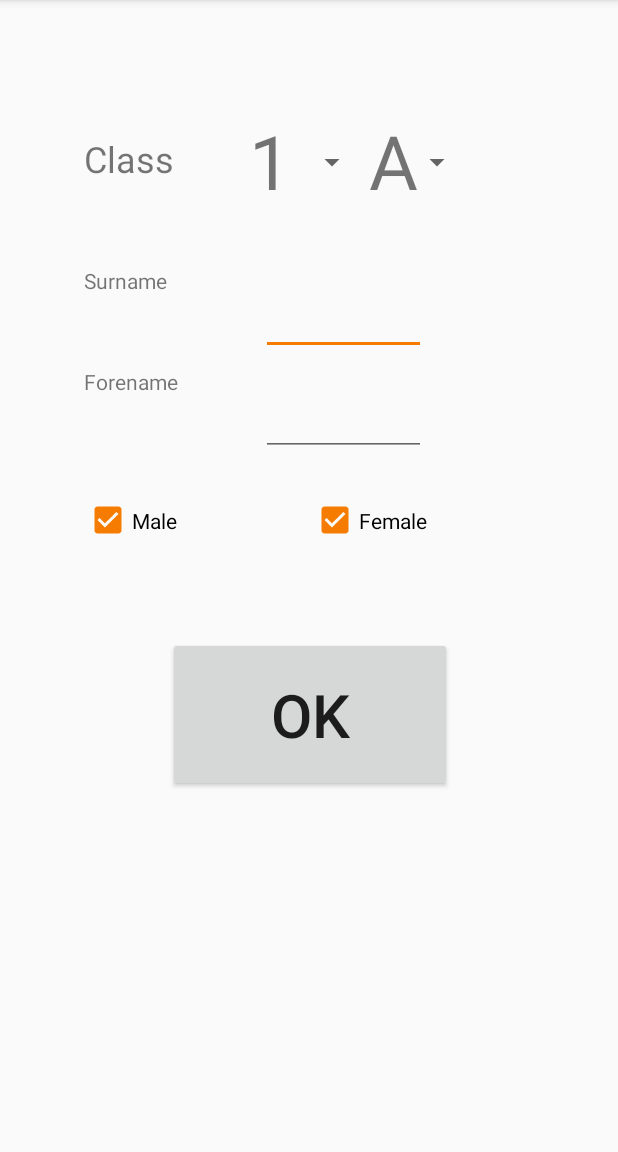
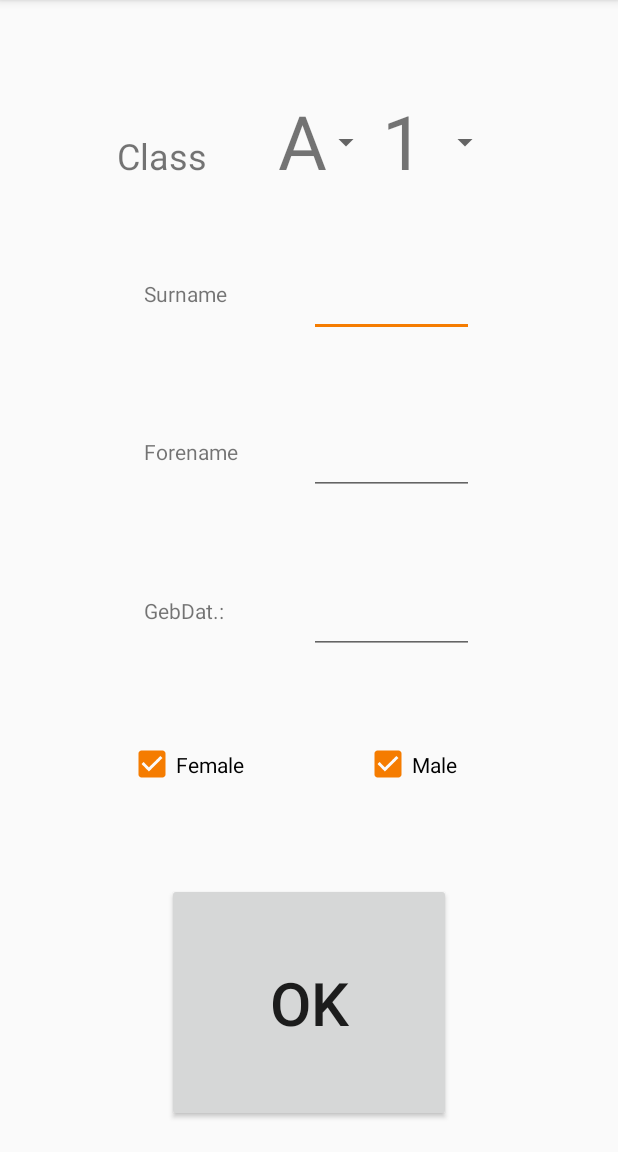
Before and after one commit to blumma/Trackster, an Android app: the StudentActivity screen opened directly, with no data from a screen before it, on a phone screen of 412 x 824 dp, the part 84-1236 px from its top. Run offline under Robolectric (Android 15) with nearby library versions, the phone set to English and light mode, and no system bars; network calls fail; 2 statements that could not run were skipped.

Commit message:
[SB] Feature Add Student

```diff
--- a/app/src/main/res/layout/activity_student.xml
+++ b/app/src/main/res/layout/activity_student.xml
@@ -1,35 +1,52 @@
 <?xml version="1.0" encoding="utf-8"?>
-<android.support.constraint.ConstraintLayout xmlns:android="http://schemas.android.com/apk/res/android"
+<LinearLayout xmlns:android="http://schemas.android.com/apk/res/android"
     xmlns:app="http://schemas.android.com/apk/res-auto"
     xmlns:tools="http://schemas.android.com/tools"
+    android:id="@+id/add_student"
     android:layout_width="match_parent"
     android:layout_height="match_parent"
+    android:orientation="vertical"
     tools:context="at.sw2017.trackster.StudentActivity">
+
+
+    <LinearLayout
+        android:layout_gravity="center_vertical|center_horizontal"
+        android:layout_width="wrap_content"
+        android:layout_height="0dp"
+        android:layout_weight="0.2"
+        android:layout_marginTop="60sp"
+        android:orientation="horizontal">
+
+        <TextView
+            android:id="@+id/textView5"
+            android:layout_width="97dp"
+            android:layout_height="64dp"
+            android:text="Class"
+            android:textIsSelectable="false"
+            android:textSize="24dp" />
 
         <Spinner
             android:id="@+id/spinner3"
             android:layout_width="79dp"
             android:layout_height="69dp"
+
             android:padding="10dp"
-        app:layout_constraintBottom_toTopOf="@+id/guideline"
-        android:layout_marginBottom="8dp"
-        app:layout_constraintTop_toTopOf="@+id/guideline7"
-        android:layout_marginTop="8dp"
-        app:layout_constraintVertical_bias="0.515"
-        android:layout_marginLeft="180dp"
-        app:layout_constraintLeft_toLeftOf="@+id/textView5" />
+
+            />
 
         <Spinner
             android:id="@+id/spinner4"
             android:layout_width="79dp"
-        android:layout_height="69dp"
-        android:layout_marginBottom="8dp"
-        app:layout_constraintBottom_toTopOf="@+id/guideline"
-        app:layout_constraintTop_toTopOf="@+id/guideline7"
-        android:layout_marginTop="8dp"
-        app:layout_constraintVertical_bias="0.515"
-        android:layout_marginLeft="118dp"
-        app:layout_constraintLeft_toLeftOf="@+id/guideline6" />
+            android:layout_height="69dp" />
+
+    </LinearLayout>
+
+    <LinearLayout
+        android:layout_gravity="center_vertical|center_horizontal"
+        android:layout_width="wrap_content"
+        android:layout_height="0dp"
+        android:layout_weight="0.2"
+        android:orientation="horizontal">
 
         <TextView
             android:id="@+id/editText2"
@@ -37,11 +54,21 @@
             android:layout_height="59dp"
             android:ems="10"
             android:inputType="textPersonName"
-        android:text="Surname"
-        android:layout_marginLeft="8dp"
-        app:layout_constraintLeft_toLeftOf="@+id/guideline6"
-        android:layout_marginBottom="8dp"
-        app:layout_constraintBottom_toTopOf="@+id/guideline8" />
+            android:text="Surname" />
+
+        <EditText
+            android:id="@+id/textView3"
+            android:layout_width="110dp"
+            android:layout_height="59dp" />
+
+    </LinearLayout>
+
+    <LinearLayout
+        android:layout_gravity="center_vertical|center_horizontal"
+        android:layout_width="wrap_content"
+        android:layout_height="0dp"
+        android:layout_weight="0.2"
+        android:orientation="horizontal">
 
         <TextView
             android:id="@+id/editText3"
@@ -49,137 +76,77 @@
             android:layout_height="59dp"
             android:ems="10"
             android:inputType="textPersonName"
-        android:text="Forename"
-        android:layout_marginBottom="8dp"
-        app:layout_constraintBottom_toTopOf="@+id/guideline3"
-        android:layout_marginLeft="8dp"
-        app:layout_constraintLeft_toLeftOf="@+id/guideline6" />
+            android:text="Forename" />
 
-    <EditText
-        android:id="@+id/textView3"
-        android:layout_width="110dp"
-        android:layout_height="59dp"
-        android:layout_marginBottom="8dp"
-        app:layout_constraintBottom_toTopOf="@+id/guideline8"
-        app:layout_constraintLeft_toRightOf="@+id/editText2"
-        android:layout_marginLeft="8dp" />
 
         <EditText
             android:id="@+id/textView4"
             android:layout_width="110dp"
+            android:layout_height="59dp" />
+
+    </LinearLayout>
+
+
+
+
+    <LinearLayout
+        android:layout_gravity="center_vertical|center_horizontal"
+        android:layout_weight="0.2"
+        android:id="@+id/gebDate"
+        android:layout_width="wrap_content"
+        android:layout_height="0dp"
+
+        >
+
+        <TextView
+            android:id="@+id/gebDateLabel"
+            android:layout_width="110dp"
             android:layout_height="59dp"
-        app:layout_constraintLeft_toRightOf="@+id/editText3"
-        android:layout_marginLeft="8dp"
-        android:layout_marginBottom="8dp"
-        app:layout_constraintBottom_toTopOf="@+id/guideline3" />
+            android:text="GebDat.:" />
+
+
+        <EditText
+            android:id="@+id/gebDateText"
+            android:layout_width="110dp"
+            android:layout_height="59dp" />
+
+
+    </LinearLayout>
+
+
+    <LinearLayout
+        android:layout_gravity="center_vertical|center_horizontal"
+        android:layout_width="wrap_content"
+        android:layout_height="0dp"
+        android:layout_weight="0.2"
+        android:layout_marginLeft="30sp"
+        android:orientation="horizontal">
 
         <CheckBox
             android:id="@+id/checkBox"
             android:layout_width="157dp"
             android:layout_height="54dp"
             android:checked="true"
-        android:text="Female"
-        app:layout_constraintTop_toTopOf="@+id/guideline3"
-        android:layout_marginTop="8dp"
-        app:layout_constraintLeft_toRightOf="@+id/checkBox2"
-        android:layout_marginLeft="8dp" />
+            android:text="Female" />
 
         <CheckBox
             android:id="@+id/checkBox2"
             android:layout_width="143dp"
             android:layout_height="54dp"
             android:checked="true"
-        android:text="Male"
-        android:layout_marginLeft="8dp"
-        app:layout_constraintLeft_toLeftOf="@+id/guideline6"
-        app:layout_constraintTop_toTopOf="@+id/guideline3"
-        android:layout_marginTop="8dp" />
+            android:text="Male" />
+
+    </LinearLayout>
+
 
     <Button
         android:id="@+id/button"
         android:layout_width="189dp"
-        android:layout_height="103dp"
+        android:layout_height="0dp"
+        android:layout_weight="0.3"
         android:layout_gravity="center_vertical|center_horizontal"
-        android:layout_marginLeft="8dp"
-        android:layout_marginRight="8dp"
-        android:layout_marginTop="8dp"
+        android:layout_marginBottom="20sp"
         android:text="Ok"
-        android:textSize="40sp"
-        app:layout_constraintHorizontal_bias="0.502"
-        app:layout_constraintLeft_toLeftOf="parent"
-        app:layout_constraintRight_toRightOf="parent"
-        app:layout_constraintTop_toTopOf="@+id/guideline5" />
+        android:textSize="40dp" />
 
-
-    <android.support.constraint.Guideline
-        android:layout_width="wrap_content"
-        android:layout_height="wrap_content"
-        android:id="@+id/guideline"
-        app:layout_constraintGuide_begin="167dp"
-        android:orientation="horizontal" />
-
-    <android.support.constraint.Guideline
-        android:layout_width="wrap_content"
-        android:layout_height="wrap_content"
-        android:id="@+id/guideline2"
-        app:layout_constraintGuide_begin="282dp"
-        android:orientation="horizontal" />
-
-    <android.support.constraint.Guideline
-        android:layout_width="wrap_content"
-        android:layout_height="wrap_content"
-        android:id="@+id/guideline3"
-        app:layout_constraintGuide_begin="312dp"
-        android:orientation="horizontal" />
-
-    <android.support.constraint.Guideline
-        android:layout_width="wrap_content"
-        android:layout_height="wrap_content"
-        android:id="@+id/guideline4"
-        app:layout_constraintGuide_begin="152dp"
-        android:orientation="horizontal" />
-
-    <android.support.constraint.Guideline
-        android:layout_width="wrap_content"
-        android:layout_height="wrap_content"
-        android:id="@+id/guideline5"
-        app:layout_constraintGuide_begin="417dp"
-        android:orientation="horizontal" />
-
-    <android.support.constraint.Guideline
-        android:layout_width="wrap_content"
-        android:layout_height="wrap_content"
-        android:id="@+id/guideline6"
-        app:layout_constraintGuide_begin="48dp"
-        android:orientation="vertical" />
-
-    <android.support.constraint.Guideline
-        android:layout_width="wrap_content"
-        android:layout_height="wrap_content"
-        android:id="@+id/guideline7"
-        app:layout_constraintGuide_begin="49dp"
-        android:orientation="horizontal" />
-
-    <android.support.constraint.Guideline
-        android:layout_width="wrap_content"
-        android:layout_height="wrap_content"
-        android:id="@+id/guideline8"
-        app:layout_constraintGuide_begin="245dp"
-        android:orientation="horizontal" />
-
-    <TextView
-        android:id="@+id/textView5"
-        android:layout_width="97dp"
-        android:layout_height="64dp"
-        android:text="Class"
-        android:textIsSelectable="false"
-        android:textSize="24sp"
-        android:layout_marginBottom="8dp"
-        app:layout_constraintBottom_toTopOf="@+id/guideline4"
-        app:layout_constraintTop_toTopOf="@+id/guideline7"
-        android:layout_marginTop="50dp"
-        app:layout_constraintVertical_bias="0.526"
-        android:layout_marginLeft="8dp"
-        app:layout_constraintLeft_toLeftOf="@+id/guideline6" />
-
-</android.support.constraint.ConstraintLayout>
+</LinearLayout>
```
Also changed, not shown: app/src/main/java/at/sw2017/trackster/StudentActivity.java (+55 -0 lines), app/src/main/java/at/sw2017/trackster/StudentListActivity.java (+18 -0 lines), app/src/main/res/layout/activity_student_list.xml (+14 -2 lines), app/src/main/res/drawable/ic_person_add_black_24dp.png (added), 1 other file. Lines whose indentation alone changed are shown as unchanged.
